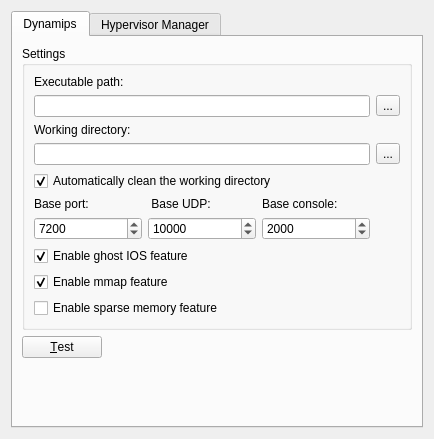
This is src/GNS3/Ui/ConfigurationPages/Form_PreferencesDynamips.ui in GNS3/gns3-legacy as Qt 5 draws it before an edit. The edited form follows.
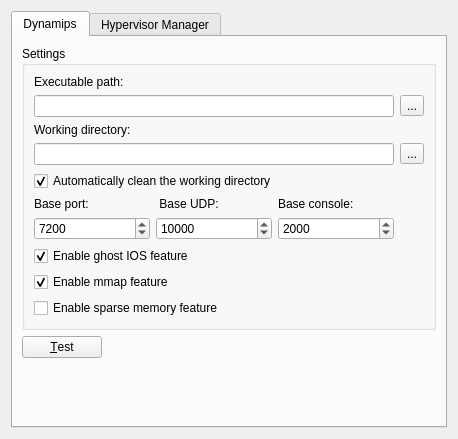
This is the edited form.

Diff of the .ui file:
```diff
--- a/src/GNS3/Ui/ConfigurationPages/Form_PreferencesDynamips.ui
+++ b/src/GNS3/Ui/ConfigurationPages/Form_PreferencesDynamips.ui
@@ -1,11 +1,11 @@
 <ui version="4.0" >
  <class>PreferencesDynamips</class>
- <widget class="QWidget" name="PreferencesDynamips" >
-  <property name="geometry" >
+ <widget class="QWidget" name="PreferencesDynamips">
+  <property name="geometry">
    <rect>
     <x>0</x>
     <y>0</y>
-    <width>430</width>
+    <width>458</width>
     <height>439</height>
    </rect>
   </property>
```
Left out of the diff: 235 changed lines with no effect on the pictures.
